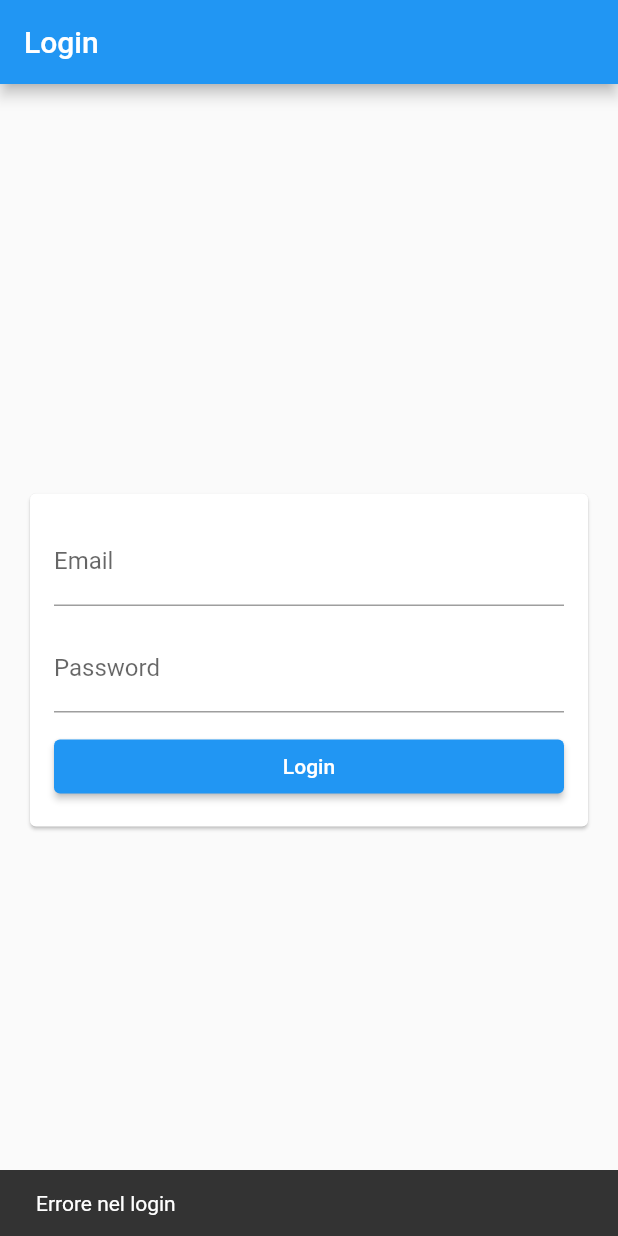
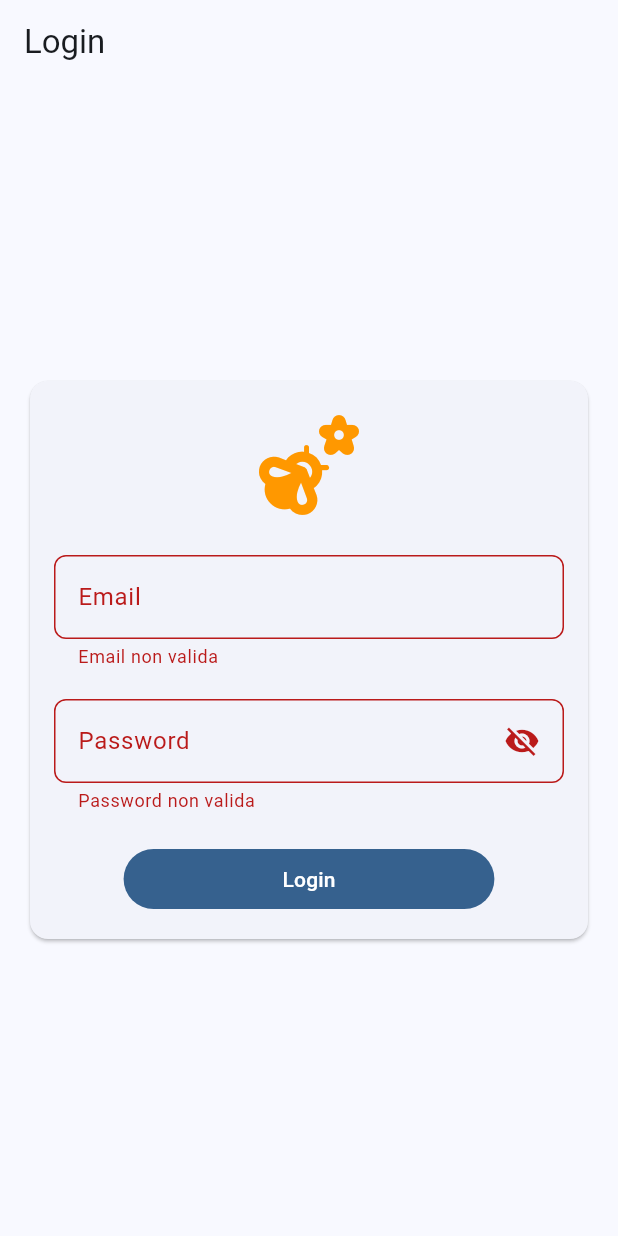
Before and after one commit to AndreaBoccato/test_3bee, a Flutter app: the screen it shows after launch, after a tap on "Login", on a phone screen of 412 x 824 dp. Run offline on Flutter 3.47's test engine with Material 2 defaults, Android fonts, the phone set to English and light mode, and no system bars; our stand-ins replace equatable, flutter_bloc, formz.

Commit message:
Migliore gestione login con validazione

```diff
--- a/lib/blocs/login/login_bloc.dart
+++ b/lib/blocs/login/login_bloc.dart
@@ -1,6 +1,8 @@
 import 'package:equatable/equatable.dart';
 import 'package:flutter_bloc/flutter_bloc.dart';
-import 'package:test_3bee/core/enums/form_status.dart';
+import 'package:formz/formz.dart';
+import 'package:test_3bee/models/forms/email.dart';
+import 'package:test_3bee/models/forms/password.dart';
 
 part 'login_event.dart';
 part 'login_state.dart';
@@ -14,14 +16,18 @@ class LoginBloc extends Bloc<LoginEvent, LoginState> {
   }
 
   void _onEmailChanged(EmailChanged event, Emitter<LoginState> emit) {
+    final Email email = Email.dirty(event.email);
     emit(state.copyWith(
-      email: event.email,
+      email: email.valid ? Email.pure(event.email) : email,
+      formStatus: Formz.validate([email]),
     ));
   }
 
   void _onPasswordChanged(PasswordChanged event, Emitter<LoginState> emit) {
+    final Password password = Password.dirty(event.password);
     emit(state.copyWith(
-      password: event.password,
+      password: password.valid ? Password.pure(event.password) : password,
+      formStatus: Formz.validate([password]),
     ));
   }
 
@@ -32,16 +38,19 @@ class LoginBloc extends Bloc<LoginEvent, LoginState> {
   }
 
   void _onFormSubmitted(FormSubmitted event, Emitter<LoginState> emit) {
+    final Email email = Email.dirty(state.email.value);
+    final Password password = Password.dirty(state.password.value);
+
     emit(state.copyWith(
-      isSubmitting: true,
+      email: email,
+      password: password,
+      formStatus: Formz.validate([email, password]),
     ));
 
-    if (state.email.trim().isEmpty || state.password.trim().isEmpty) {
+    if (state.formStatus.isValidated) {
       emit(state.copyWith(
-        isSubmitting: false,
-        formStatus: FormStatus.error,
+        formStatus: FormzStatus.submissionInProgress,
       ));
-      return;
     }
   }
 }
--- a/lib/blocs/login/login_state.dart
+++ b/lib/blocs/login/login_state.dart
@@ -1,26 +1,26 @@
 part of 'login_bloc.dart';
 
 class LoginState extends Equatable {
-  final String email;
-  final String password;
+  final Email email;
+  final Password password;
   final bool isPasswordVisible;
   final bool isSubmitting;
-  final FormStatus formStatus;
+  final FormzStatus formStatus;
 
   const LoginState({
-    this.email = '',
-    this.password = '',
+    this.email = const Email.pure(),
+    this.password = const Password.pure(),
     this.isPasswordVisible = false,
     this.isSubmitting = false,
-    this.formStatus = FormStatus.initial,
+    this.formStatus = FormzStatus.pure,
   });
 
   LoginState copyWith({
-    String? email,
-    String? password,
+    Email? email,
+    Password? password,
     bool? isPasswordVisible,
     bool? isSubmitting,
-    FormStatus? formStatus,
+    FormzStatus? formStatus,
   }) {
     return LoginState(
       email: email ?? this.email,
--- a/lib/core/enums/form_status.dart
+++ /dev/null
@@ -1 +0,0 @@
-enum FormStatus { initial, success, error }
--- a/lib/main.dart
+++ b/lib/main.dart
@@ -1,7 +1,8 @@
 import 'package:flutter/material.dart';
 import 'package:flutter_bloc/flutter_bloc.dart';
 import 'package:test_3bee/blocs/login/login_bloc.dart';
-import 'package:test_3bee/screens/user/login_page.dart';
+import 'package:test_3bee/screens/home_page.dart';
+import 'package:test_3bee/screens/login_page.dart';
 
 void main() {
   runApp(const MyApp());
@@ -20,11 +21,18 @@ class MyApp extends StatelessWidget {
       child: MaterialApp(
         title: 'Flutter Demo',
         theme: ThemeData(
-          primarySwatch: Colors.blue,
+          useMaterial3: true,
+          colorSchemeSeed: Colors.blue,
+          inputDecorationTheme: const InputDecorationTheme(
+            border: OutlineInputBorder(
+              borderRadius: BorderRadius.all(Radius.circular(8.0)),
+            ),
+          ),
         ),
         initialRoute: '/login',
         routes: {
           '/login': (_) => const LoginPage(),
+          '/home': (_) => const HomePage(),
         },
       ),
     );
--- /dev/null
+++ b/lib/models/forms/email.dart
@@ -0,0 +1,24 @@
+import 'package:formz/formz.dart';
+
+enum EmailValidationError { invalid }
+
+class Email extends FormzInput<String, EmailValidationError> {
+  static final RegExp _emailRegex = RegExp(r'^[\w-.]+@([\w-]+\.)+[\w-]{2,4}$');
+
+  const Email.pure([String value = '']) : super.pure(value);
+  const Email.dirty([String value = '']) : super.dirty(value);
+
+  @override
+  EmailValidationError? validator(String? value) {
+    return _emailRegex.hasMatch(value?.trim() ?? '') ? null : EmailValidationError.invalid;
+  }
+
+  String? getErrorMessage() {
+    switch (error) {
+      case EmailValidationError.invalid:
+        return 'Email non valida';
+      default:
+        return null;
+    }
+  }
+}
--- /dev/null
+++ b/lib/models/forms/password.dart
@@ -0,0 +1,26 @@
+import 'package:formz/formz.dart';
+
+enum PasswordValidationError { invalid, incorrect }
+
+class Password extends FormzInput<String, PasswordValidationError> {
+  static final RegExp _passwordRegex = RegExp(r'^(?=.*[A-Za-z])(?=.*\d)(?=.*[@$!%*#?&]?)[A-Za-z\d@$!%*#?&]{8,}$');
+
+  const Password.pure([String value = '']) : super.pure(value);
+  const Password.dirty([String value = '']) : super.dirty(value);
+
+  @override
+  PasswordValidationError? validator(String? value) {
+    return _passwordRegex.hasMatch(value?.trim() ?? '') ? null : PasswordValidationError.invalid;
+  }
+
+  String? getErrorMessage() {
+    switch (error) {
+      case PasswordValidationError.invalid:
+        return 'Password non valida';
+      case PasswordValidationError.incorrect:
+        return 'Password errata';
+      case null:
+        return null;
+    }
+  }
+}
--- /dev/null
+++ b/lib/screens/home_page.dart
@@ -0,0 +1,19 @@
+import 'package:flutter/material.dart';
+
+class HomePage extends StatelessWidget {
+  const HomePage({Key? key}) : super(key: key);
+
+  @override
+  Widget build(BuildContext context) {
+    return Scaffold(
+      appBar: AppBar(
+        title: const Text('Home page'),
+      ),
+      body: const SafeArea(
+        child: Center(
+          child: Text('Home!'),
+        ),
+      ),
+    );
+  }
+}
--- a/lib/screens/user/login_page.dart
+++ b/lib/screens/login_page.dart
@@ -1,7 +1,7 @@
 import 'package:flutter/material.dart';
 import 'package:flutter_bloc/flutter_bloc.dart';
+import 'package:formz/formz.dart';
 import 'package:test_3bee/blocs/login/login_bloc.dart';
-import 'package:test_3bee/core/enums/form_status.dart';
 
 class LoginPage extends StatelessWidget {
   const LoginPage({Key? key}) : super(key: key);
@@ -15,7 +15,7 @@ class LoginPage extends StatelessWidget {
       body: BlocListener<LoginBloc, LoginState>(
         listenWhen: (prev, curr) => prev.formStatus != curr.formStatus,
         listener: (context, state) {
-          if (state.formStatus == FormStatus.error) {
+          if (state.formStatus == FormzStatus.submissionFailure) {
             ScaffoldMessenger.of(context).showSnackBar(
               const SnackBar(
                 content: Text('Errore nel login'),
@@ -23,8 +23,8 @@ class LoginPage extends StatelessWidget {
             );
           }
 
-          if (state.formStatus == FormStatus.success) {
-            // TODO: go to home page
+          if (state.formStatus == FormzStatus.submissionSuccess) {
+            Navigator.of(context).pushNamedAndRemoveUntil('/home', (route) => false);
           }
         },
         child: SafeArea(
@@ -37,10 +37,12 @@ class LoginPage extends StatelessWidget {
                   child: Column(
                     mainAxisSize: MainAxisSize.min,
                     children: const [
+                      _IconLogo(),
+                      SizedBox(height: 20),
                       _EmailInput(),
-                      SizedBox(height: 12),
+                      SizedBox(height: 20),
                       _PasswordInput(),
-                      SizedBox(height: 12),
+                      SizedBox(height: 20),
                       _SubmitButton(),
                     ],
                   ),
@@ -50,6 +52,19 @@ class LoginPage extends StatelessWidget {
           ),
         ),
       ),
+    );
+  }
+}
+
+class _IconLogo extends StatelessWidget {
+  const _IconLogo({Key? key}) : super(key: key);
+
+  @override
+  Widget build(BuildContext context) {
+    return const Icon(
+      Icons.emoji_nature_rounded,
+      color: Colors.orange,
+      size: 80,
     );
   }
 }
@@ -68,8 +83,11 @@ class _EmailInputState extends State<_EmailInput> {
       buildWhen: (prev, curr) => prev.email != curr.email,
       builder: (context, state) {
         return TextFormField(
-          decoration: const InputDecoration(
-            label: Text('Email'),
+          keyboardType: TextInputType.emailAddress,
+          textInputAction: TextInputAction.next,
+          decoration: InputDecoration(
+            label: const Text('Email'),
+            errorText: state.email.invalid ? state.email.getErrorMessage() : null,
           ),
           onChanged: (value) {
             context.read<LoginBloc>().add(EmailChanged(email: value));
@@ -94,10 +112,22 @@ class _PasswordInputState extends State<_PasswordInput> {
       buildWhen: (prev, curr) => prev.password != curr.password || prev.isPasswordVisible != curr.isPasswordVisible,
       builder: (context, state) {
         return TextFormField(
-          decoration: const InputDecoration(
-            label: Text('Password'),
+          decoration: InputDecoration(
+            label: const Text('Password'),
+            errorText: state.password.invalid ? state.password.getErrorMessage() : null,
+            suffixIcon: Padding(
+              padding: const EdgeInsets.symmetric(horizontal: 4.0),
+              child: IconButton(
+                icon: Icon(
+                  state.isPasswordVisible ? Icons.visibility : Icons.visibility_off,
                 ),
-          obscureText: state.isPasswordVisible,
+                onPressed: () {
+                  context.read<LoginBloc>().add(PasswordVisibilityChanged());
+                },
+              ),
+            ),
+          ),
+          obscureText: !state.isPasswordVisible,
           onChanged: (value) {
             context.read<LoginBloc>().add(PasswordChanged(password: value));
           },
@@ -118,18 +148,20 @@ class _SubmitButtonState extends State<_SubmitButton> {
   @override
   Widget build(BuildContext context) {
     return BlocBuilder<LoginBloc, LoginState>(
-      buildWhen: (prev, curr) => prev.isSubmitting != curr.isSubmitting,
+      buildWhen: (prev, curr) => prev.formStatus != curr.formStatus,
       builder: (context, state) {
-        return Row(
+        return SizedBox(
+          width: MediaQuery.of(context).size.width * 0.6,
+          child: Row(
             children: [
               Expanded(
-              child: ElevatedButton(
-                onPressed: state.isSubmitting
+                child: FilledButton(
+                  onPressed: state.formStatus.isSubmissionInProgress
                       ? null
                       : () {
                           context.read<LoginBloc>().add(FormSubmitted());
                         },
-                child: state.isSubmitting
+                  child: state.formStatus.isSubmissionInProgress
                       ? const SizedBox(
                           width: 25,
                           height: 25,
@@ -139,6 +171,7 @@ class _SubmitButtonState extends State<_SubmitButton> {
                 ),
               ),
             ],
+          ),
         );
       },
     );
--- a/pubspec.yaml
+++ b/pubspec.yaml
@@ -37,6 +37,7 @@ dependencies:
   cupertino_icons: ^1.0.2
   flutter_bloc: ^8.1.1
   equatable: ^2.0.5
+  formz: ^0.4.1
 
 dev_dependencies:
   flutter_test:
```
Also changed, not shown: lib/screens/user/registration_page.dart (deleted), pubspec.lock. Lines whose indentation alone changed are shown as unchanged.
